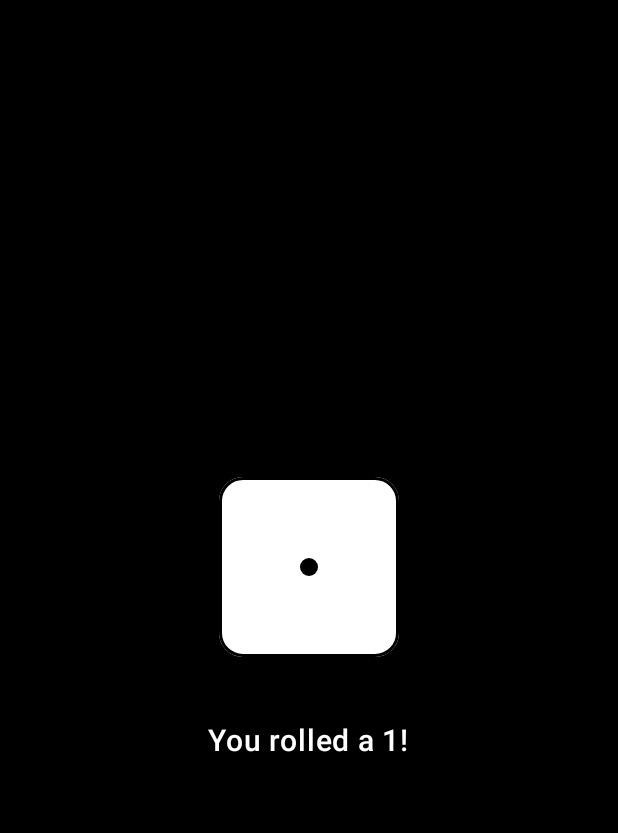
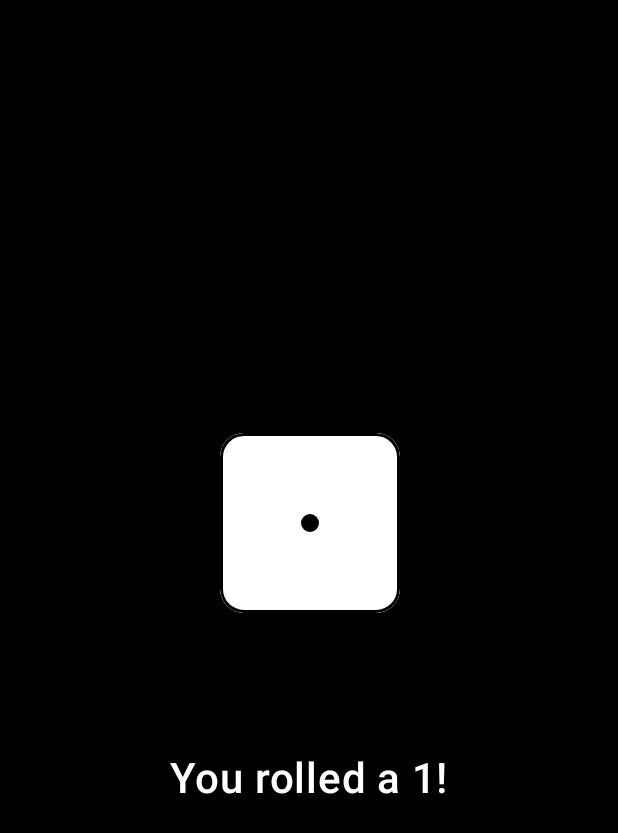
Before and after one commit to Dev-Aditya-More/DiceRollingAnimation, an Android app built with Jetpack Compose: the screen it shows after launch (MainActivity), on a phone screen of 412 x 824 dp. Shown: the top 833 px of the screen. Run offline under Robolectric (Android 15) with nearby library versions, the phone set to English and light mode, and no system bars.

Commit message:
commit done

```diff
--- a/app/src/main/java/com/example/dicerollinganimation/MainActivity.kt
+++ b/app/src/main/java/com/example/dicerollinganimation/MainActivity.kt
@@ -1,5 +1,6 @@
 package com.example.dicerollinganimation
 
+import android.media.MediaPlayer
 import android.os.Bundle
 import androidx.activity.ComponentActivity
 import androidx.activity.compose.setContent
@@ -34,8 +35,10 @@ import androidx.compose.runtime.setValue
 import androidx.compose.ui.Alignment
 import androidx.compose.ui.Modifier
 import androidx.compose.ui.geometry.Offset
+import androidx.compose.ui.graphics.Brush
 import androidx.compose.ui.graphics.Color
 import androidx.compose.ui.graphics.graphicsLayer
+import androidx.compose.ui.platform.LocalContext
 import androidx.compose.ui.text.font.FontWeight
 import androidx.compose.ui.tooling.preview.Preview
 import androidx.compose.ui.unit.dp
@@ -46,6 +49,7 @@ import com.airbnb.lottie.compose.animateLottieCompositionAsState
 import com.airbnb.lottie.compose.rememberLottieComposition
 import com.example.dicerollinganimation.ui.theme.DiceRollingAnimationTheme
 import kotlinx.coroutines.delay
+import kotlinx.coroutines.launch
 import kotlin.random.Random
 
 class MainActivity : ComponentActivity() {
@@ -84,8 +88,16 @@ fun DiceRoller(modifier: Modifier = Modifier) {
     var targetColor by remember { mutableStateOf(Color.White) }
     val animatedColor by animateColorAsState(targetColor, animationSpec = tween(300))
 
+    val context = LocalContext.current
+    val mediaPlayer = remember {
+        MediaPlayer.create(context, R.raw.dice_roll)
+    }
+    val rotationX = remember { Animatable(0f) }
+    val rotationY = remember { Animatable(0f) }
+
     LaunchedEffect(isRolling) {
         if (isRolling) {
+            mediaPlayer.start()
 
             targetColor = Color(
                 red = Random.nextFloat(),
@@ -94,18 +106,37 @@ fun DiceRoller(modifier: Modifier = Modifier) {
                 alpha = 1f
             )
 
-            val totalRolls = 1
-            for (i in 1..totalRolls) {
+            repeat(1) {
                 diceValue = (1..6).random()
 
-                scale.animateTo(1.3f, tween(80, easing = FastOutSlowInEasing))
-                scale.animateTo(1f, tween(80, easing = LinearOutSlowInEasing))
-                rotation.animateTo(rotation.value + 45f, tween(80))
+                val randX = Random.nextInt(-80, 80).toFloat()
+                val randY = Random.nextInt(-80, 80).toFloat()
+
+                launch {
+                    scale.animateTo(1.3f, tween(80))
+                    scale.animateTo(1f, tween(80))
+                }
+
+                launch {
+                    rotation.animateTo(rotation.value + Random.nextInt(120, 240), tween(150))
+                    rotationX.animateTo(randX, tween(150))
+                    rotationY.animateTo(randY, tween(150))
+
+                }
+
                 delay(50)
             }
+
+            // Reset 3D tilt after roll
+            launch {
+                rotationX.animateTo(0f, tween(300, easing = LinearOutSlowInEasing))
+                rotationY.animateTo(0f, tween(300, easing = LinearOutSlowInEasing))
+            }
+
             isRolling = false
         }
     }
+
 
     Box(
         modifier = Modifier
@@ -122,15 +153,18 @@ fun DiceRoller(modifier: Modifier = Modifier) {
             DiceFace(
                 value = diceValue,
                 scale = scale.value,
-                rotation = rotation.value,
+                rotationZ = rotation.value,
+                rotationX = rotationX.value,
+                rotationY = rotationY.value,
                 backgroundColor = animatedColor
             )
 
-            Spacer(modifier = Modifier.height(44.dp))
+
+            Spacer(modifier = Modifier.height(94.dp))
 
             Text(
                 text = if (isRolling) "Rolling..." else "You rolled a $diceValue!",
-                fontSize = 20.sp,
+                fontSize = 28.sp,
                 fontWeight = FontWeight.SemiBold,
                 color = Color.White
             )
@@ -139,22 +173,50 @@ fun DiceRoller(modifier: Modifier = Modifier) {
 }
 
 @Composable
-fun DiceFace(value: Int, scale: Float, rotation: Float, backgroundColor: Color) {
+fun DiceFace(
+    value: Int,
+    scale: Float,
+    rotationZ: Float,
+    rotationX: Float,
+    rotationY: Float,
+    backgroundColor: Color
+) {
     val dotSize = 12.dp
     val spacing = 24.dp
 
     Box(
         modifier = Modifier
             .graphicsLayer {
+                val normalizedZ = rotationZ % 360
+
                 scaleX = scale
                 scaleY = scale
-                rotationZ = rotation % 360
+                this.rotationZ = normalizedZ
+                this.rotationX = rotationX
+                this.rotationY = rotationY
+                cameraDistance = 32 * density
+                shadowElevation = 16f
+                shape = RoundedCornerShape(16.dp)
+                clip = true
+
             }
             .size(120.dp)
-            .background(backgroundColor, shape = RoundedCornerShape(16.dp))
+            .background(backgroundColor)
             .border(2.dp, Color.Black, RoundedCornerShape(16.dp))
             .padding(16.dp)
     ) {
+        Box(
+            Modifier
+                .matchParentSize()
+                .background(
+                    Brush.radialGradient(
+                        colors = listOf(Color.White.copy(alpha = 0.15f), Color.Transparent),
+                        center = Offset(0.3f, 0.3f),
+                        radius = Float.POSITIVE_INFINITY
+                    )
+                )
+        )
+
         Canvas(modifier = Modifier.fillMaxSize()) {
             val radius = dotSize.toPx() / 2
             val w = size.width
@@ -205,6 +267,7 @@ fun DiceFace(value: Int, scale: Float, rotation: Float, backgroundColor: Color)
     }
 }
 
+
 @Composable
 fun SplashScreen() {
     val composition by rememberLottieComposition(LottieCompositionSpec.Asset("lottiesDice.json"))
@@ -219,7 +282,7 @@ fun SplashScreen() {
         LottieAnimation(
             composition = composition,
             progress = progress,
-            modifier = Modifier.size(200.dp)
+            modifier = Modifier.size(300.dp)
         )
     }
 }
--- a/app/src/main/res/values/strings.xml
+++ b/app/src/main/res/values/strings.xml
@@ -1,3 +1,3 @@
 <resources>
-    <string name="app_name">DiceRollingAnimation</string>
+    <string name="app_name">DiceRoller</string>
 </resources>
```
Also changed, not shown: 2 other files.
